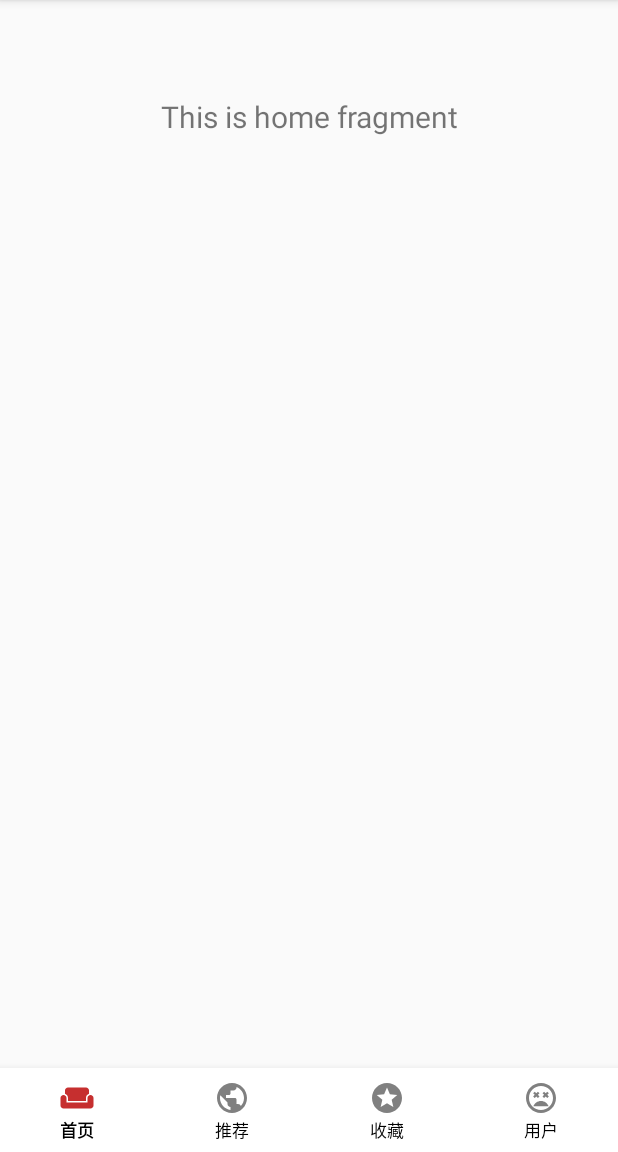
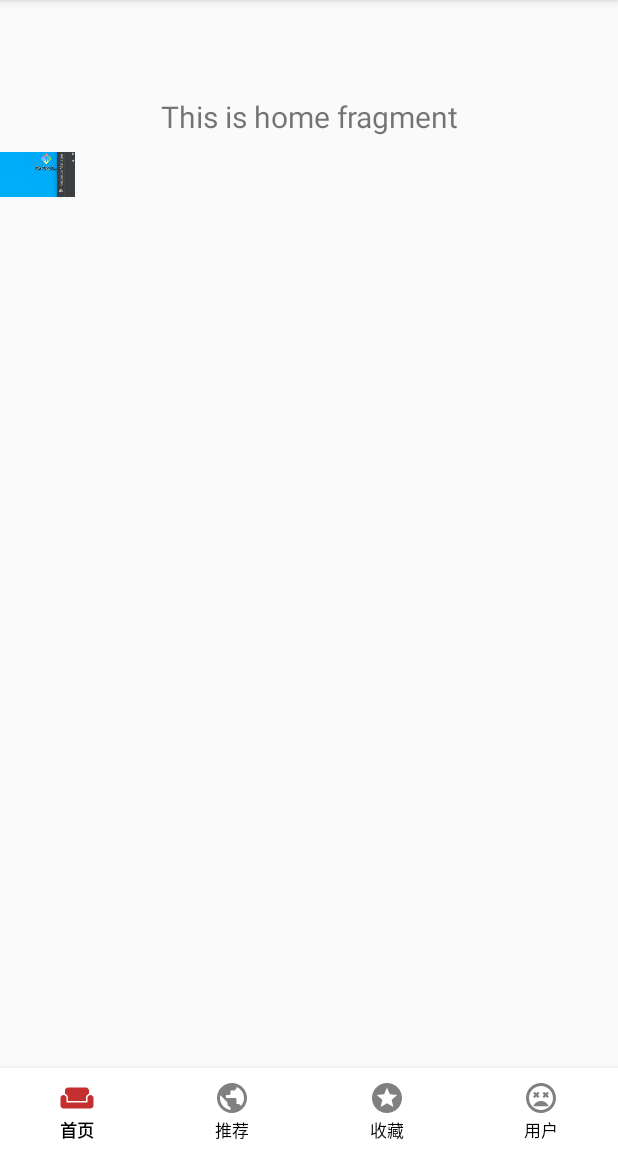
Before and after one commit to SHEN965/Finally, an Android app: the screen it shows after launch (MainActivity), on a phone screen of 412 x 824 dp, the part 84-1236 px from its top. Run offline under Robolectric (Android 15) with nearby library versions, the phone set to English and light mode, and no system bars; our stand-ins replace navigation-ui.

Commit message:
小天才

```diff
--- a/app/src/main/java/com/example/five/ui/home/HomeFragment.java
+++ b/app/src/main/java/com/example/five/ui/home/HomeFragment.java
@@ -50,8 +50,7 @@ public class HomeFragment extends Fragment {
         scanView.setOnClickListener(new View.OnClickListener() {
             @Override
             public void onClick(View v) {
-                ScanActivity scanActivity = (ScanActivity ) getActivity();
-                scanActivity.startScan();
+                startActivity(new Intent(getActivity(),ScanActivity.class));
             }
         });
     }
--- a/app/src/main/res/layout/activity_scan.xml
+++ b/app/src/main/res/layout/activity_scan.xml
@@ -16,7 +16,7 @@
             android:layout_height="match_parent"
             android:keepScreenOn="true" />
 
-        <com.ansen.zxingtest.view.ScannerView
+        <com.example.five.view.ScannerView
             android:id="@+id/scan_activity_mask"
             android:layout_width="match_parent"
             android:layout_height="match_parent" />
--- a/app/src/main/res/layout/fragment_home.xml
+++ b/app/src/main/res/layout/fragment_home.xml
@@ -23,12 +23,18 @@
         android:layout_width="match_parent"
         android:layout_height="50dp"
         android:orientation="horizontal">
+
         <ImageView
-        android:id="@+id/btn_scanning"
-        android:layout_width="50dp"
-        android:layout_height="50dp"
-        android:text="点击扫描图片"
-            />
+            android:id="@+id/btn_scanning"
+            android:layout_width="50dp"
+            android:layout_height="50dp"
+            android:layout_alignParentBottom="true"
+            android:layout_alignParentEnd="true"
+            android:layout_marginBottom="20dp"
+            android:layout_marginEnd="20dp"
+            android:text="点击扫描图片"
+            app:srcCompat="@drawable/scan"/>
+
         <TextView
             android:layout_width="match_parent"
             android:layout_height="30dp"
```
Also changed, not shown: app/src/main/res/drawable-v24/scan.png (added).
